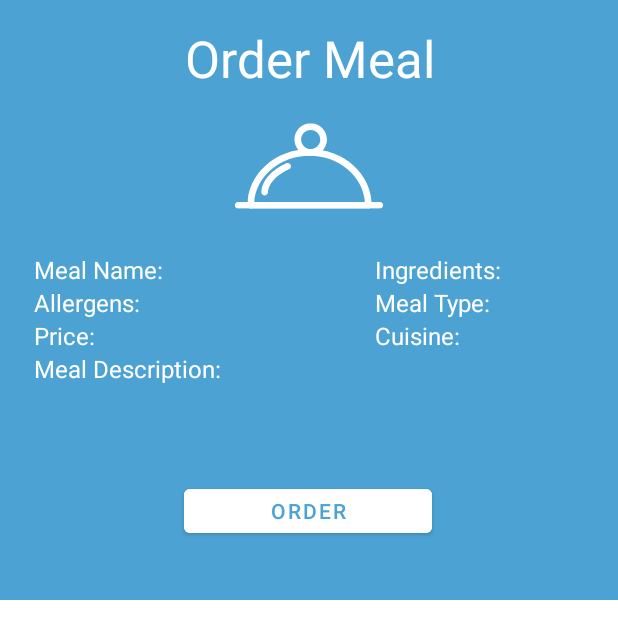
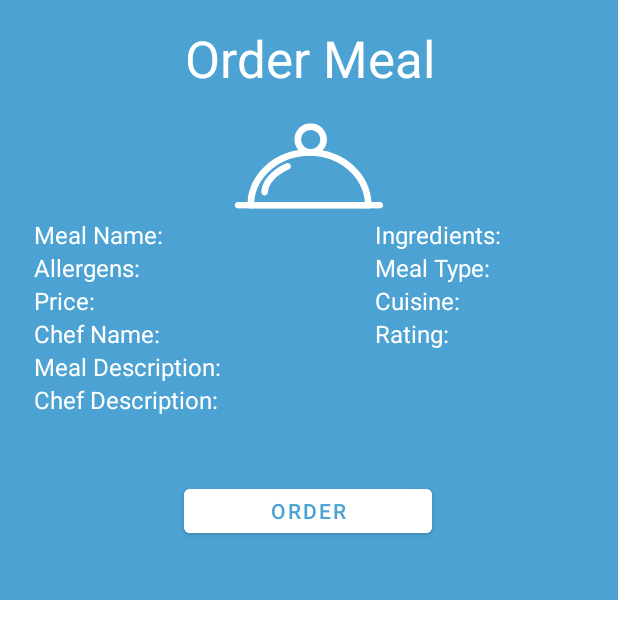
Before and after one commit to LD-UO/Labs-SEG-2505, an Android app: the layout view_meal_item.xml on its own in the app's theme, with its tools: preview values and no code run, on a phone screen of 412 x 824 dp. Shown: the top 639 px of the screen. Run offline under Robolectric (Android 15) with nearby library versions, the phone set to English and light mode, and no system bars; Roboto replaces fonts that are not available here.

Commit message:
display chef rating in order meal dialog

```diff
--- a/Mealer_Project/app/src/main/res/layout/view_meal_item.xml
+++ b/Mealer_Project/app/src/main/res/layout/view_meal_item.xml
@@ -40,7 +40,7 @@
         <TableLayout
             android:id="@+id/tableLayout"
             android:layout_width="386dp"
-            android:layout_height="111dp"
+            android:layout_height="151dp"
             android:paddingLeft="10dp"
             app:layout_constraintBottom_toBottomOf="parent"
             app:layout_constraintEnd_toEndOf="parent"
@@ -132,6 +132,29 @@
                 android:layout_height="match_parent">
 
                 <TextView
+                    android:id="@+id/chefName"
+                    android:layout_width="227dp"
+                    android:layout_height="match_parent"
+                    android:fontFamily="sans-serif"
+                    android:text="Chef Name: "
+                    android:textAlignment="gravity"
+                    android:textColor="#FFFFFF"
+                    android:textSize="16sp" />
+                <TextView
+                    android:id="@+id/rating"
+                    android:layout_width="227dp"
+                    android:layout_height="match_parent"
+                    android:fontFamily="sans-serif"
+                    android:text="Rating:"
+                    android:textAlignment="gravity"
+                    android:textColor="#FFFFFF"
+                    android:textSize="16sp" />
+            </TableRow>
+            <TableRow
+                android:layout_width="match_parent"
+                android:layout_height="match_parent">
+
+                <TextView
                     android:id="@+id/mealdescription"
                     android:layout_width="227dp"
                     android:layout_height="match_parent"
@@ -141,6 +164,15 @@
                     android:textColor="#FFFFFF"
                     android:textSize="16sp" />
             </TableRow>
+            <TextView
+                android:id="@+id/chefDescription"
+                android:layout_width="227dp"
+                android:layout_height="match_parent"
+                android:fontFamily="sans-serif"
+                android:text="Chef Description:"
+                android:textAlignment="gravity"
+                android:textColor="#FFFFFF"
+                android:textSize="16sp" />
 
         </TableLayout>
 
```
Also changed, not shown: Mealer_Project/app/src/main/java/com/example/myapplicationtutorial/Chef.java (+9 -0 lines), Mealer_Project/app/src/main/java/com/example/myapplicationtutorial/OrderMeal.java (+70 -17 lines).
